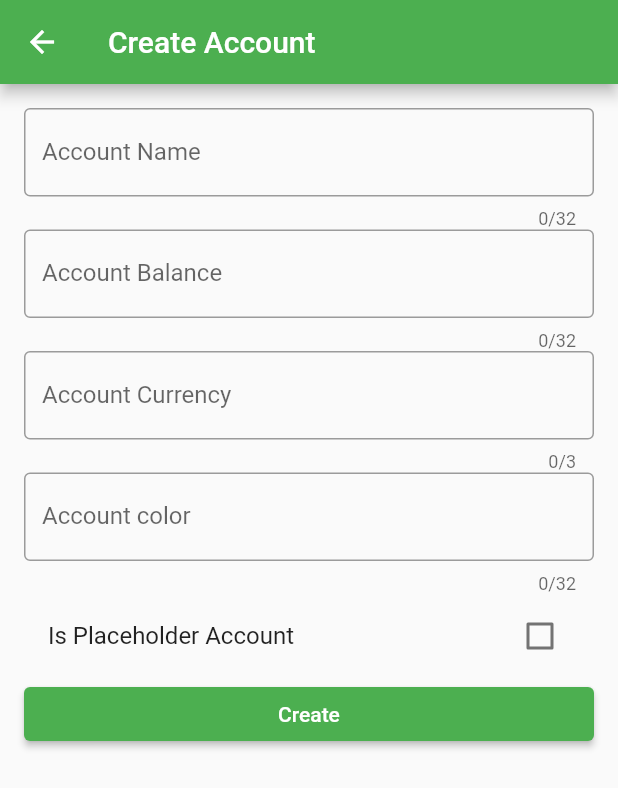
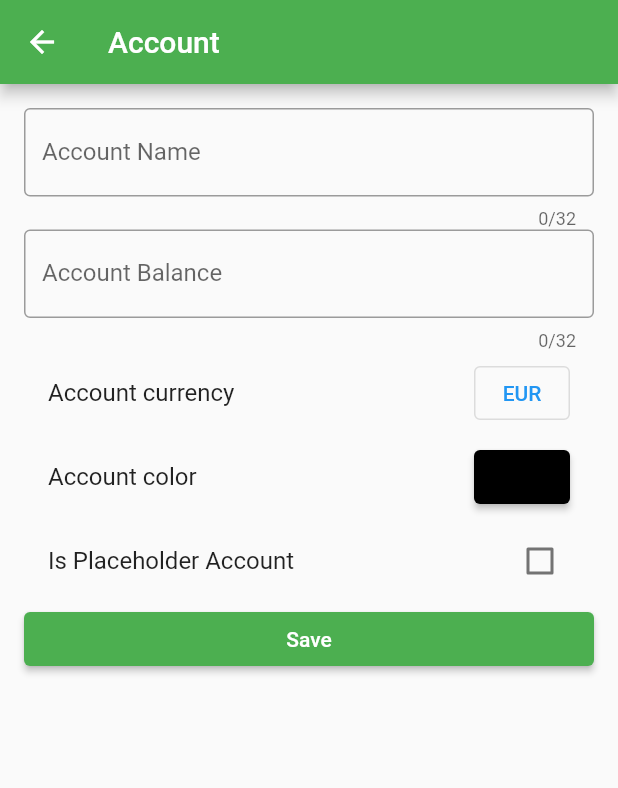
Before and after one commit to verbindolai/OpenBudget, a Flutter app: the screen it shows after launch, item 2 of the bottom bar chosen, after a tap on the "account balance wallet" icon, on a phone screen of 412 x 824 dp. Shown: the top 788 px of the screen. Run offline on Flutter 3.47's test engine with Material 2 defaults, Android fonts, the phone set to English and light mode, and no system bars; our stand-ins replace bloc, equatable, flutter_bloc, flutter_colorpicker, font_awesome_flutter, objectbox; missing offline and left inert: currency_picker; accounts and stored records are empty; generated files the repository leaves out were written again.

Commit message:
- Added color and currency pickers

```diff
--- a/lib/bloc/account/account_overview_event.dart
+++ b/lib/bloc/account/account_overview_event.dart
@@ -9,10 +9,10 @@ abstract class AccountOverviewEvent extends Equatable {
 
 class LoadAccount extends AccountOverviewEvent {}
 
-class AddAccount extends AccountOverviewEvent {
+class SaveAccount extends AccountOverviewEvent {
   final Account account;
 
-  const AddAccount({required this.account});
+  const SaveAccount({required this.account});
 
   @override
   List<Object> get props => [account];
--- a/lib/repository/account_repository.dart
+++ b/lib/repository/account_repository.dart
@@ -16,12 +16,8 @@ class AccountRepository {
     return objectBox.store.box<Account>().getAll();
   }
 
-  Future<int> createAccount(Account account) async {
+  Future<int> save(Account account) async {
     return objectBox.store.box<Account>().put(account);
-  }
-
-  Future<void> updateAccount(Account account) async {
-    objectBox.store.box<Account>().put(account);
   }
 
   Future<void> deleteAccount(Account account) async {
--- a/lib/widgets/account/account_overview.dart
+++ b/lib/widgets/account/account_overview.dart
@@ -3,7 +3,7 @@ import 'package:flutter_bloc/flutter_bloc.dart';
 import 'package:open_budget/bloc/account/account_overview_bloc.dart';
 import "package:intl/intl.dart";
 import '../../models/account.dart';
-import 'create_account.dart';
+import 'edit_account.dart';
 
 class AccountOverview extends StatefulWidget {
   const AccountOverview({Key? key}) : super(key: key);
@@ -179,7 +179,7 @@ class AddAccountButton extends StatelessWidget {
         Navigator.push(
             context,
             MaterialPageRoute(
-                builder: (context) => CreateAccount(parentAccount: account)));
+                builder: (context) => EditAccount(parentAccount: account)));
       }),
       child: const Icon(Icons.account_balance_wallet),
     );
--- a/lib/widgets/account/create_account.dart
+++ /dev/null
@@ -1,153 +0,0 @@
-import 'package:flutter/material.dart';
-import 'package:flutter/services.dart';
-import 'package:flutter_bloc/flutter_bloc.dart';
-
-import '../../bloc/account/account_overview_bloc.dart';
-import '../../models/account.dart';
-
-class CreateAccount extends StatefulWidget {
-  final Account? parentAccount;
-
-  const CreateAccount({Key? key, this.parentAccount}) : super(key: key);
-
-  @override
-  State<CreateAccount> createState() => _CreateAccountState();
-}
-
-class _CreateAccountState extends State<CreateAccount> {
-  final formKey = GlobalKey<FormState>();
-
-  String _name = '';
-  double _initialBalance = 0.0;
-  bool _isPlaceholderAccount = false;
-  String _currency = "";
-  int _color = 0xFF000000;
-
-  @override
-  Widget build(BuildContext context) {
-    return Scaffold(
-      appBar: AppBar(
-        title: const Text('Create Account'),
-        backgroundColor: Colors.green,
-      ),
-      body: Form(
-          key: formKey,
-          child: ListView(
-            padding: const EdgeInsets.all(16),
-            children: [
-              buildAccountName(),
-              buildAccountBalance(),
-              buildAccountCurrency(),
-              buildAccountColor(),
-              buildIsPlaceholderAccount(),
-              buildSubmit()
-            ],
-          )),
-    );
-  }
-
-  Widget buildAccountName() => TextFormField(
-        decoration: const InputDecoration(
-          labelText: 'Account Name',
-          border: OutlineInputBorder(),
-        ),
-        validator: (value) {
-          if (value!.isEmpty) {
-            return 'Please enter an account name';
-          }
-          return null;
-        },
-        maxLength: 32,
-        onSaved: (value) => {
-          if (value != null) {_name = value}
-        },
-      );
-
-  Widget buildAccountCurrency() => TextFormField(
-        decoration: const InputDecoration(
-          labelText: 'Account Currency',
-          border: OutlineInputBorder(),
-        ),
-        validator: (value) {
-          if (value!.isEmpty) {
-            return 'Please enter an account currency';
-          }
-          return null;
-        },
-        maxLength: 3,
-        onSaved: (value) => {
-          if (value != null) {_currency = value}
-        },
-      );
-
-  Widget buildAccountColor() => TextFormField(
-        decoration: const InputDecoration(
-          labelText: 'Account color',
-          border: OutlineInputBorder(),
-        ),
-        validator: (value) {
-          if (value!.isEmpty) {
-            return 'Please enter a color';
-          }
-          return null;
-        },
-        keyboardType: TextInputType.number,
-        inputFormatters: [FilteringTextInputFormatter.digitsOnly],
-        maxLength: 32,
-        onSaved: (value) => {
-          if (value != null) {_color = int.parse(value)}
-        },
-      );
-
-  Widget buildAccountBalance() => TextFormField(
-        decoration: const InputDecoration(
-          labelText: 'Account Balance',
-          border: OutlineInputBorder(),
-        ),
-        validator: (value) {
-          if (value!.isEmpty) {
-            return 'Please enter an initial balance';
-          }
-          return null;
-        },
-        keyboardType: TextInputType.number,
-        inputFormatters: [FilteringTextInputFormatter.digitsOnly],
-        maxLength: 32,
-        onSaved: (value) => {
-          if (value != null) {_initialBalance = double.parse(value)}
-        },
-      );
-
-  //Checkbox
-  Widget buildIsPlaceholderAccount() => CheckboxListTile(
-        title: const Text('Is Placeholder Account'),
-        value: _isPlaceholderAccount,
-        onChanged: (value) {
-          if (value != null) {
-            setState(() {
-              _isPlaceholderAccount = value;
-            });
-          }
-        },
-      );
-
-  Widget buildSubmit() => Builder(
-      builder: (context) => ElevatedButton(
-          style: ButtonStyle(
-            backgroundColor: MaterialStateProperty.all<Color>(Colors.green),
-          ),
-          onPressed: () {
-            if (formKey.currentState!.validate()) {
-              formKey.currentState!.save();
-              final bloc = context.read<AccountOverviewBloc>();
-              final subAccount =
-                  Account(_name, _initialBalance, _isPlaceholderAccount);
-              subAccount.color = _color;
-              subAccount.currency = _currency;
-              subAccount.parentAccount.target = widget.parentAccount;
-              bloc.add(AddAccount(account: subAccount));
-              Navigator.pop(context);
-            }
-          },
-          child: const Text("Create")));
-}
--- /dev/null
+++ b/lib/widgets/account/edit_account.dart
@@ -0,0 +1,270 @@
+import 'package:flutter/material.dart';
+import 'package:flutter/services.dart';
+import 'package:flutter_bloc/flutter_bloc.dart';
+import 'package:currency_picker/currency_picker.dart';
+import 'package:flutter_colorpicker/flutter_colorpicker.dart';
+import '../../bloc/account/account_overview_bloc.dart';
+import '../../models/account.dart';
+
+const List<Color> colors = [
+  Colors.red,
+  Colors.pink,
+  Colors.purple,
+  Colors.deepPurple,
+  Colors.indigo,
+  Colors.blue,
+  Colors.lightBlue,
+  Colors.cyan,
+  Colors.teal,
+  Colors.green,
+  Colors.lightGreen,
+  Colors.lime,
+  Colors.yellow,
+  Colors.amber,
+  Colors.orange,
+  Colors.deepOrange,
+  Colors.brown,
+  Colors.grey,
+  Colors.blueGrey,
+  Colors.black,
+];
+
+class EditAccount extends StatefulWidget {
+  final Account? parentAccount;
+
+  const EditAccount({Key? key, this.parentAccount}) : super(key: key);
+
+  @override
+  State<EditAccount> createState() => _EditAccountState();
+}
+
+class _EditAccountState extends State<EditAccount> {
+  final formKey = GlobalKey<FormState>();
+
+  String _name = '';
+  double _initialBalance = 0.0;
+  bool _isPlaceholderAccount = false;
+  String _currency = "EUR";
+  int _color = 0xFF000000;
+
+  @override
+  Widget build(BuildContext context) {
+    return Scaffold(
+      appBar: AppBar(
+        title: const Text('Account'),
+        backgroundColor: Colors.green,
+      ),
+      body: Form(
+          key: formKey,
+          child: ListView(
+            padding: const EdgeInsets.all(16),
+            children: [
+              buildAccountName(),
+              buildAccountBalance(),
+              buildAccountCurrency(context),
+              buildAccountColor(),
+              buildIsPlaceholderAccount(),
+              buildSubmit()
+            ],
+          )),
+    );
+  }
+
+  Widget pickerLayoutBuilder(
+      BuildContext context, List<Color> colors, PickerItem child) {
+    Orientation orientation = MediaQuery.of(context).orientation;
+    return SizedBox(
+      width: 300,
+      height: orientation == Orientation.portrait ? 360 : 240,
+      child: GridView.count(
+        crossAxisCount: orientation == Orientation.portrait ? 5 : 5,
+        crossAxisSpacing: 5,
+        mainAxisSpacing: 5,
+        children: [for (Color color in colors) child(color)],
+      ),
+    );
+  }
+
+  Widget pickerItemBuilder(
+      Color color, bool isCurrentColor, void Function() changeColor) {
+    return Container(
+      margin: const EdgeInsets.all(8),
+      decoration: BoxDecoration(
+        borderRadius: BorderRadius.circular(30),
+        color: color,
+        boxShadow: [
+          BoxShadow(
+              color: color.withOpacity(0.8),
+              offset: const Offset(1, 2),
+              blurRadius: 3)
+        ],
+      ),
+      child: Material(
+        color: Colors.transparent,
+        child: InkWell(
+          onTap: changeColor,
+          borderRadius: BorderRadius.circular(30),
+          child: AnimatedOpacity(
+            duration: const Duration(milliseconds: 250),
+            opacity: isCurrentColor ? 1 : 0,
+            child: Icon(
+              Icons.done,
+              size: 24,
+              color: useWhiteForeground(color) ? Colors.white : Colors.black,
+            ),
+          ),
+        ),
+      ),
+    );
+  }
+
+  Widget buildAccountName() => TextFormField(
+        decoration: const InputDecoration(
+          labelText: 'Account Name',
+          border: OutlineInputBorder(),
+        ),
+        validator: (value) {
+          if (value!.isEmpty) {
+            return 'Please enter an account name';
+          }
+          return null;
+        },
+        maxLength: 32,
+        onSaved: (value) => {
+          if (value != null) {_name = value}
+        },
+      );
+
+  Widget buildAccountCurrency(context) => ListTile(
+      title: const Text("Account currency"),
+      onTap: () {
+        showCurrencyPicker(
+            context: context,
+            onSelect: (Currency currency) {
+              setState(() {
+                _currency = currency.code;
+              });
+            });
+      },
+      trailing: OutlinedButton(
+          child: Text(_currency),
+          onPressed: () {
+            showCurrencyPicker(
+                context: context,
+                onSelect: (Currency currency) {
+                  setState(() {
+                    _currency = currency.code;
+                  });
+                });
+          }));
+
+  Widget buildAccountColor() => ListTile(
+      title: const Text("Account color"),
+      onTap: () {
+        showDialog(
+          context: context,
+          builder: (context) => AlertDialog(
+            title: const Text('Select a color'),
+            content: BlockPicker(
+              pickerColor: Color(_color),
+              availableColors: colors,
+              layoutBuilder: pickerLayoutBuilder,
+              itemBuilder: pickerItemBuilder,
+              onColorChanged: (color) {
+                setState(() {
+                  _color = color.value;
+                });
+              },
+            ),
+            actions: <Widget>[
+              TextButton(
+                onPressed: () => Navigator.pop(context, 'OK'),
+                child: const Text('OK'),
+              ),
+            ],
+          ),
+        );
+      },
+      trailing: ElevatedButton(
+        onPressed: () {
+          showDialog(
+            context: context,
+            builder: (context) => AlertDialog(
+              title: const Text('Select a color'),
+              content: BlockPicker(
+                pickerColor: Color(_color),
+                availableColors: colors,
+                layoutBuilder: pickerLayoutBuilder,
+                itemBuilder: pickerItemBuilder,
+                onColorChanged: (color) {
+                  setState(() {
+                    _color = color.value;
+                  });
+                },
+              ),
+              actions: <Widget>[
+                TextButton(
+                  onPressed: () => Navigator.pop(context, 'OK'),
+                  child: const Text('OK'),
+                ),
+              ],
+            ),
+          );
+        },
+        style: ButtonStyle(
+            backgroundColor: MaterialStateProperty.all<Color>(Color(_color))),
+        child: const Text(""),
+      ));
+
+  Widget buildAccountBalance() => TextFormField(
+        decoration: const InputDecoration(
+          labelText: 'Account Balance',
+          border: OutlineInputBorder(),
+        ),
+        validator: (value) {
+          if (value!.isEmpty) {
+            return 'Please enter an initial balance';
+          }
+          return null;
+        },
+        keyboardType: TextInputType.number,
+        inputFormatters: [FilteringTextInputFormatter.digitsOnly],
+        maxLength: 32,
+        onSaved: (value) => {
+          if (value != null) {_initialBalance = double.parse(value)}
+        },
+      );
+
+  //Checkbox
+  Widget buildIsPlaceholderAccount() => CheckboxListTile(
+        title: const Text('Is Placeholder Account'),
+        value: _isPlaceholderAccount,
+        onChanged: (value) {
+          if (value != null) {
+            setState(() {
+              _isPlaceholderAccount = value;
+            });
+          }
+        },
+      );
+
+  Widget buildSubmit() => Builder(
+      builder: (context) => ElevatedButton(
+          style: ButtonStyle(
+            backgroundColor: MaterialStateProperty.all<Color>(Colors.green),
+          ),
+          onPressed: () {
+            if (formKey.currentState!.validate()) {
+              formKey.currentState!.save();
+              final bloc = context.read<AccountOverviewBloc>();
+              final subAccount =
+                  Account(_name, _initialBalance, _isPlaceholderAccount);
+              subAccount.color = _color;
+              subAccount.currency = _currency;
+              subAccount.parentAccount.target = widget.parentAccount;
+              bloc.add(SaveAccount(account: subAccount));
+              Navigator.pop(context);
+            }
+          },
+          child: const Text("Save")));
+}
--- a/pubspec.yaml
+++ b/pubspec.yaml
@@ -42,6 +42,8 @@ dependencies:
   flutter_bloc: ^8.0.1
   equatable: ^2.0.3
   intl: ^0.17.0
+  currency_picker: ^2.0.11
+  flutter_colorpicker: ^1.0.3
 
 dev_dependencies:
   flutter_test:
```
Also changed, not shown: lib/bloc/account/account_overview_bloc.dart (+4 -14 lines), pubspec.lock, 1 other file.
